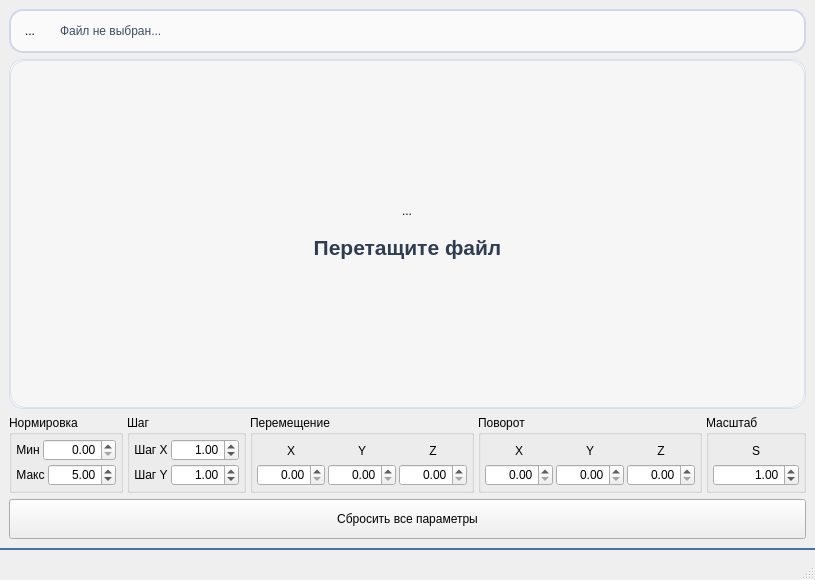
The window that mainwindow.ui (aleksei-manikhin/sem2_lab_04_OP) describes before a commit, drawn with Qt 5.
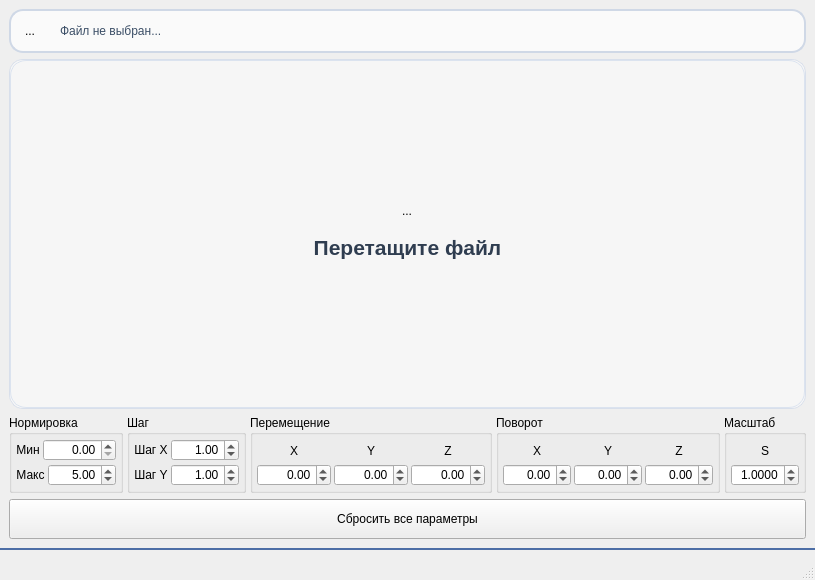
The same window after the commit. Icons and pictures are not drawn.

```diff
--- a/mainwindow.ui
+++ b/mainwindow.ui
@@ -712,6 +712,12 @@
              <property name="alignment">
               <set>Qt::AlignmentFlag::AlignRight|Qt::AlignmentFlag::AlignTrailing|Qt::AlignmentFlag::AlignVCenter</set>
              </property>
+             <property name="minimum">
+              <double>-9999.000000000000000</double>
+             </property>
+             <property name="maximum">
+              <double>9999.000000000000000</double>
+             </property>
             </widget>
            </item>
           </layout>
@@ -748,6 +754,12 @@
              <property name="alignment">
               <set>Qt::AlignmentFlag::AlignRight|Qt::AlignmentFlag::AlignTrailing|Qt::AlignmentFlag::AlignVCenter</set>
              </property>
+             <property name="minimum">
+              <double>-9999.000000000000000</double>
+             </property>
+             <property name="maximum">
+              <double>9999.000000000000000</double>
+             </property>
             </widget>
            </item>
           </layout>
@@ -784,6 +796,12 @@
              <property name="alignment">
               <set>Qt::AlignmentFlag::AlignRight|Qt::AlignmentFlag::AlignTrailing|Qt::AlignmentFlag::AlignVCenter</set>
              </property>
+             <property name="minimum">
+              <double>-9999.000000000000000</double>
+             </property>
+             <property name="maximum">
+              <double>9999.000000000000000</double>
+             </property>
             </widget>
            </item>
           </layout>
@@ -844,6 +862,12 @@
              <property name="alignment">
               <set>Qt::AlignmentFlag::AlignRight|Qt::AlignmentFlag::AlignTrailing|Qt::AlignmentFlag::AlignVCenter</set>
              </property>
+             <property name="minimum">
+              <double>-360.000000000000000</double>
+             </property>
+             <property name="maximum">
+              <double>360.000000000000000</double>
+             </property>
             </widget>
            </item>
           </layout>
@@ -880,6 +904,12 @@
              <property name="alignment">
               <set>Qt::AlignmentFlag::AlignRight|Qt::AlignmentFlag::AlignTrailing|Qt::AlignmentFlag::AlignVCenter</set>
              </property>
+             <property name="minimum">
+              <double>-360.000000000000000</double>
+             </property>
+             <property name="maximum">
+              <double>360.000000000000000</double>
+             </property>
             </widget>
            </item>
           </layout>
@@ -916,6 +946,12 @@
              <property name="alignment">
               <set>Qt::AlignmentFlag::AlignRight|Qt::AlignmentFlag::AlignTrailing|Qt::AlignmentFlag::AlignVCenter</set>
              </property>
+             <property name="minimum">
+              <double>-360.000000000000000</double>
+             </property>
+             <property name="maximum">
+              <double>360.000000000000000</double>
+             </property>
             </widget>
            </item>
           </layout>
@@ -971,6 +1007,9 @@
            <property name="alignment">
             <set>Qt::AlignmentFlag::AlignRight|Qt::AlignmentFlag::AlignTrailing|Qt::AlignmentFlag::AlignVCenter</set>
            </property>
+           <property name="decimals">
+            <number>4</number>
+           </property>
            <property name="minimum">
             <double>0.001000000000000</double>
            </property>
```
Left out of the diff: 9 changed lines with no effect on the pictures.
